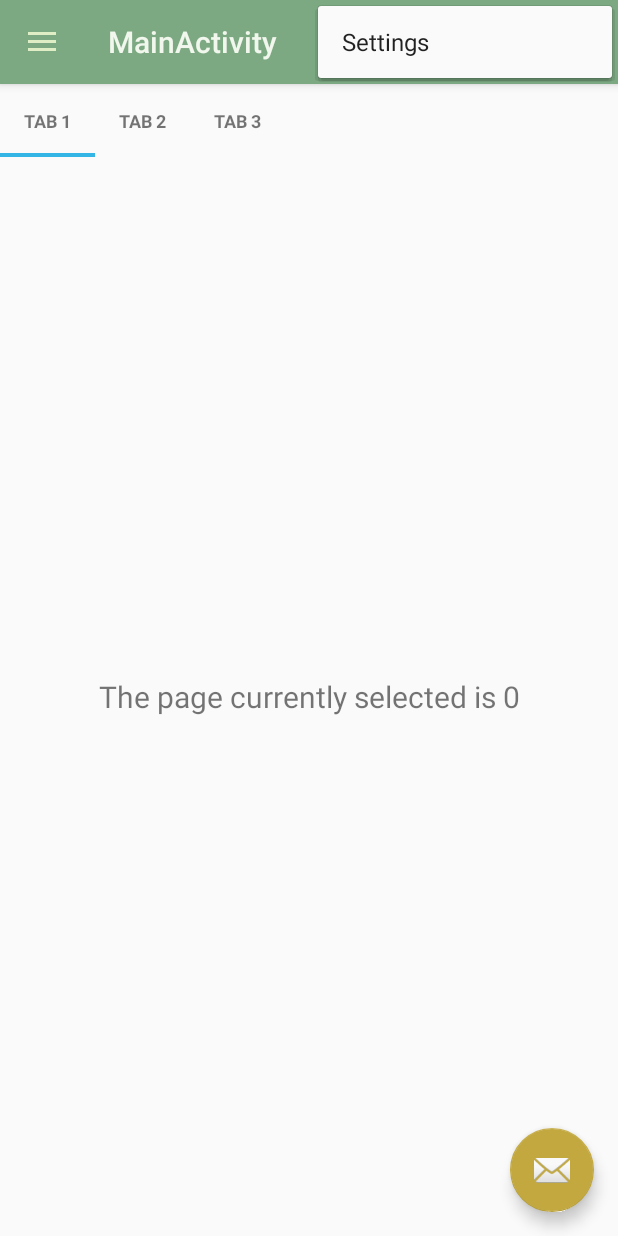
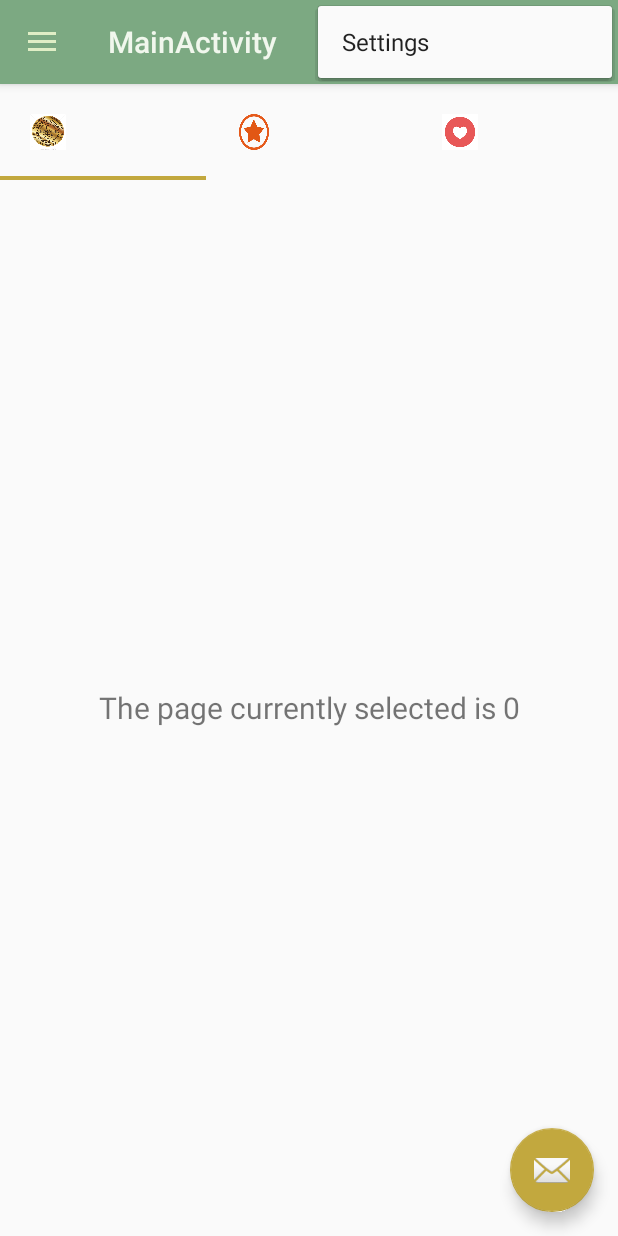
Before and after one commit to nikhil-31/MaterialDesigner, an Android app: the screen it shows after launch (MainActivity), with the options menu open, on a phone screen of 412 x 824 dp. Run offline under Robolectric (Android 15) with nearby library versions, the phone set to English and light mode, and no system bars.

Commit message:
Sliding tab layout now shows icons, with the indicator set to the accent color

```diff
--- a/app/src/main/java/com/example/nikhil/materialtester/MainActivity.java
+++ b/app/src/main/java/com/example/nikhil/materialtester/MainActivity.java
@@ -1,6 +1,8 @@
 package com.example.nikhil.materialtester;
 
 import android.content.Intent;
+import android.content.res.Resources;
+import android.graphics.drawable.Drawable;
 import android.os.Bundle;
 import android.support.annotation.Nullable;
 import android.support.design.widget.FloatingActionButton;
@@ -12,6 +14,9 @@ import android.support.v4.view.ViewPager;
 import android.support.v4.widget.DrawerLayout;
 import android.support.v7.app.AppCompatActivity;
 import android.support.v7.widget.Toolbar;
+import android.text.SpannableString;
+import android.text.Spanned;
+import android.text.style.ImageSpan;
 import android.view.LayoutInflater;
 import android.view.Menu;
 import android.view.MenuInflater;
@@ -54,6 +59,15 @@ public class MainActivity extends AppCompatActivity {
         mViewPager = (ViewPager) findViewById(R.id.pager);
         mTabs = (SlidingTabLayout) findViewById(R.id.tabs);
         mViewPager.setAdapter(new MyPagerAdapter(getSupportFragmentManager()));
+        mTabs.setCustomTabView(R.layout.custom_tab_view, R.id.tabText);
+        mTabs.setDistributeEvenly(true);
+        mTabs.setCustomTabColorizer(new SlidingTabLayout.TabColorizer() {
+            @Override
+            public int getIndicatorColor(int position) {
+                return getResources().getColor(R.color.colorAccent);
+            }
+        });
+
         mTabs.setViewPager(mViewPager);
 
     }
@@ -86,7 +100,10 @@ public class MainActivity extends AppCompatActivity {
         return super.onOptionsItemSelected(item);
     }
     public class MyPagerAdapter extends FragmentPagerAdapter{
-        String[] tabs;
+
+        int[] icons = {R.drawable.mostpopular,R.drawable.toprated,R.drawable.favourite};
+
+        String[] tabs= getResources().getStringArray(R.array.tabs);
         public MyPagerAdapter(FragmentManager fm) {
 
             super(fm);
@@ -102,7 +119,12 @@ public class MainActivity extends AppCompatActivity {
 
         @Override
         public CharSequence getPageTitle(int position) {
-            return tabs[position];
+            Drawable drawable = getResources().getDrawable(icons[position]);
+            drawable.setBounds(0,0,36,36);
+            ImageSpan imageSpan = new ImageSpan(drawable);
+            SpannableString spannableString = new SpannableString(" ");
+            spannableString.setSpan(imageSpan,0,spannableString.length(), Spanned.SPAN_EXCLUSIVE_EXCLUSIVE);
+            return spannableString;
         }
 
         @Override
--- a/app/src/main/res/layout/custom_tab_view.xml
+++ b/app/src/main/res/layout/custom_tab_view.xml
@@ -1,6 +1,16 @@
 <?xml version="1.0" encoding="utf-8"?>
 <LinearLayout xmlns:android="http://schemas.android.com/apk/res/android"
     android:orientation="vertical" android:layout_width="match_parent"
-    android:layout_height="match_parent">
-
+    android:layout_height="match_parent"
+    android:padding="20dp">
+        <ImageView
+            android:layout_width="match_parent"
+            android:layout_height="wrap_content"
+            android:id="@+id/tabImage"
+            android:layout_gravity="center"/>
+        <TextView
+            android:layout_width="match_parent"
+            android:layout_height="wrap_content"
+            android:id="@+id/tabText"
+            android:layout_gravity="bottom|center"/>
 </LinearLayout>
```
Also changed, not shown: app/src/main/res/drawable/favourite.png (added), app/src/main/res/drawable/mostpopular.jpg (added), app/src/main/res/drawable/toprated.png (added), app/src/main/res/toprated.png (added).
